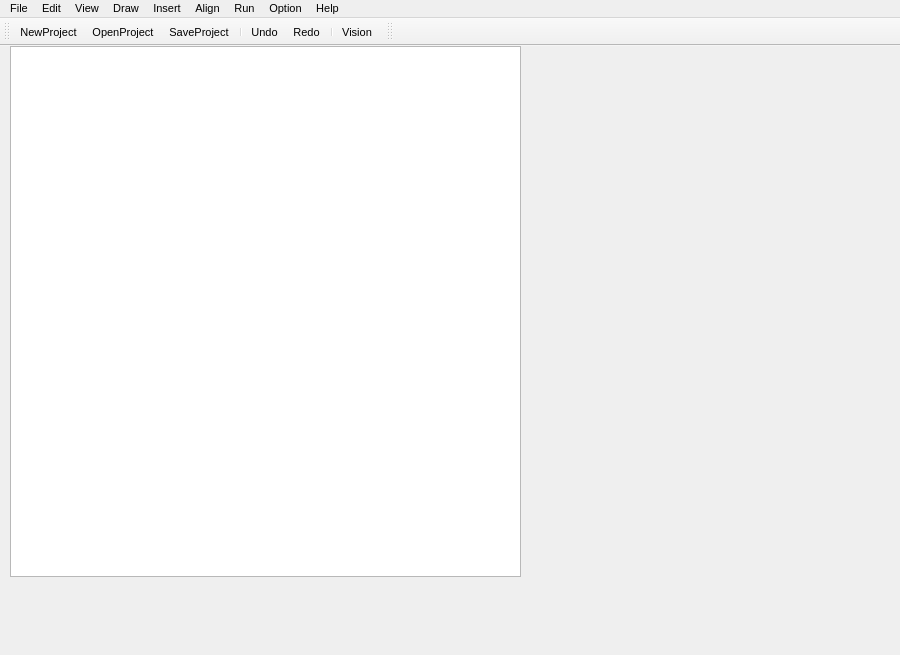
The window that QT_Mark/QT_Mark.ui (philoasd/QT_Mark_test) describes before a commit, drawn with Qt 5.
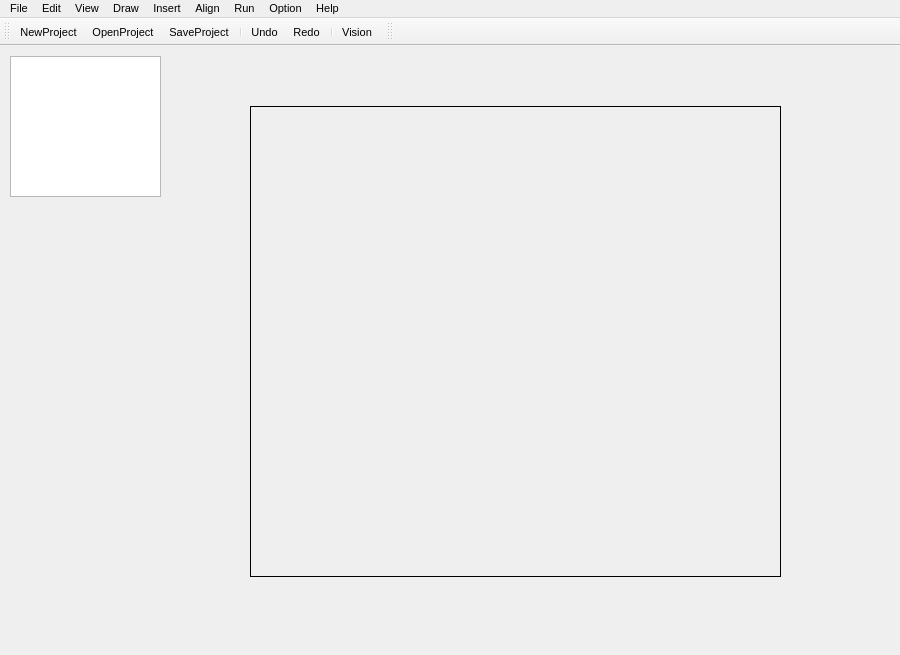
The same window after the commit. Icons and pictures are not drawn.

Commit message: #增加了图像转换，将basler相机数据转换为qt的QImage

Patch:
```diff
--- a/QT_Mark/QT_Mark.ui
+++ b/QT_Mark/QT_Mark.ui
@@ -41,12 +41,31 @@
     <property name="geometry">
      <rect>
       <x>10</x>
-      <y>0</y>
-      <width>511</width>
-      <height>531</height>
+      <y>10</y>
+      <width>151</width>
+      <height>141</height>
      </rect>
     </property>
    </widget>
+   <widget class="QLabel" name="label_ShowImage">
+    <property name="geometry">
+     <rect>
+      <x>250</x>
+      <y>60</y>
+      <width>531</width>
+      <height>471</height>
+     </rect>
+    </property>
+    <property name="frameShape">
+     <enum>QFrame::Box</enum>
+    </property>
+    <property name="text">
+     <string/>
+    </property>
+    <property name="textFormat">
+     <enum>Qt::AutoText</enum>
+    </property>
+   </widget>
   </widget>
   <widget class="QMenuBar" name="menuBar">
    <property name="geometry">
```
Left out of the diff: 3 changed lines with no effect on the pictures. The commit also changes 6 other files.
